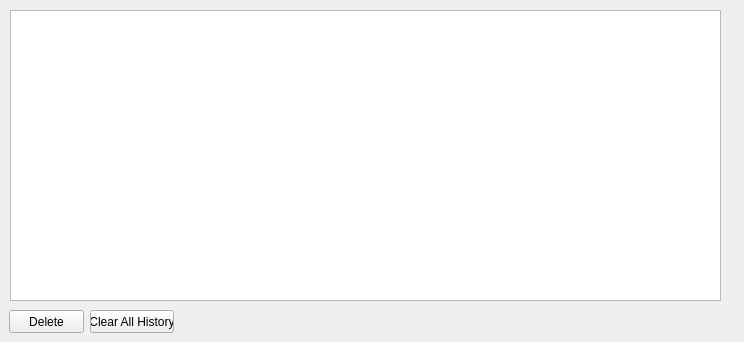
Before: the Qt Designer form historymanager.ui in StuckInTheCode/KODBYDOT, drawn with Qt 5.
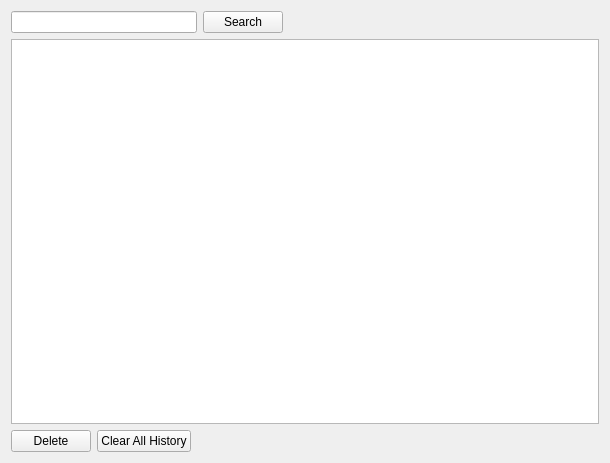
After: the same form once the commit is applied. Custom widgets are drawn as their Qt base class.

Diff of the .ui file:
```diff
--- a/historymanager.ui
+++ b/historymanager.ui
@@ -6,52 +6,88 @@
    <rect>
     <x>0</x>
     <y>0</y>
-    <width>744</width>
-    <height>342</height>
+    <width>610</width>
+    <height>463</height>
    </rect>
   </property>
   <property name="windowTitle">
    <string>Form</string>
   </property>
-  <widget class="QPushButton" name="deleteB">
-   <property name="geometry">
-    <rect>
-     <x>9</x>
-     <y>310</y>
-     <width>75</width>
-     <height>23</height>
-    </rect>
-   </property>
-   <property name="text">
-    <string>Delete</string>
-   </property>
-  </widget>
-  <widget class="QPushButton" name="clearAll">
-   <property name="geometry">
-    <rect>
-     <x>90</x>
-     <y>310</y>
-     <width>84</width>
-     <height>23</height>
-    </rect>
-   </property>
-   <property name="text">
-    <string>Clear All History</string>
-   </property>
-  </widget>
-  <widget class="HistoryTreeView" name="historyTree">
-   <property name="geometry">
-    <rect>
-     <x>10</x>
-     <y>10</y>
-     <width>711</width>
-     <height>291</height>
-    </rect>
-   </property>
-   <property name="alternatingRowColors">
-    <bool>true</bool>
-   </property>
-  </widget>
+  <layout class="QGridLayout" name="gridLayout">
+   <item row="2" column="1">
+    <widget class="QPushButton" name="clearAll">
+     <property name="text">
+      <string>Clear All History</string>
+     </property>
+    </widget>
+   </item>
+   <item row="0" column="0" colspan="3">
+    <widget class="QLineEdit" name="searchEdit">
+     <property name="minimumSize">
+      <size>
+       <width>100</width>
+       <height>0</height>
+      </size>
+     </property>
+    </widget>
+   </item>
+   <item row="2" column="2" colspan="4">
+    <spacer name="horizontalSpacer">
+     <property name="orientation">
+      <enum>Qt::Horizontal</enum>
+     </property>
+     <property name="sizeHint" stdset="0">
+      <size>
+       <width>552</width>
+       <height>20</height>
+      </size>
+     </property>
+    </spacer>
+   </item>
+   <item row="0" column="5">
+    <spacer name="horizontalSpacer_2">
+     <property name="orientation">
+      <enum>Qt::Horizontal</enum>
+     </property>
+     <property name="sizeHint" stdset="0">
+      <size>
+       <width>459</width>
+       <height>20</height>
+      </size>
+     </property>
+    </spacer>
+   </item>
+   <item row="2" column="0">
+    <widget class="QPushButton" name="deleteB">
+     <property name="text">
+      <string>Delete</string>
+     </property>
+    </widget>
+   </item>
+   <item row="0" column="3">
+    <widget class="QPushButton" name="searchButton">
+     <property name="text">
+      <string>Search</string>
+     </property>
+    </widget>
+   </item>
+   <item row="1" column="0" colspan="6">
+    <widget class="HistoryTreeView" name="historyTree">
+     <property name="whatsThis">
+      <string>History</string>
+     </property>
+     <property name="alternatingRowColors">
+      <bool>true</bool>
+     </property>
+     <property name="rootIsDecorated">
+      <bool>true</bool>
+     </property>
+     <property name="expandsOnDoubleClick">
+      <bool>false</bool>
+     </property>
+    </widget>
+   </item>
+  </layout>
  </widget>
  <customwidgets>
   <customwidget>
```
